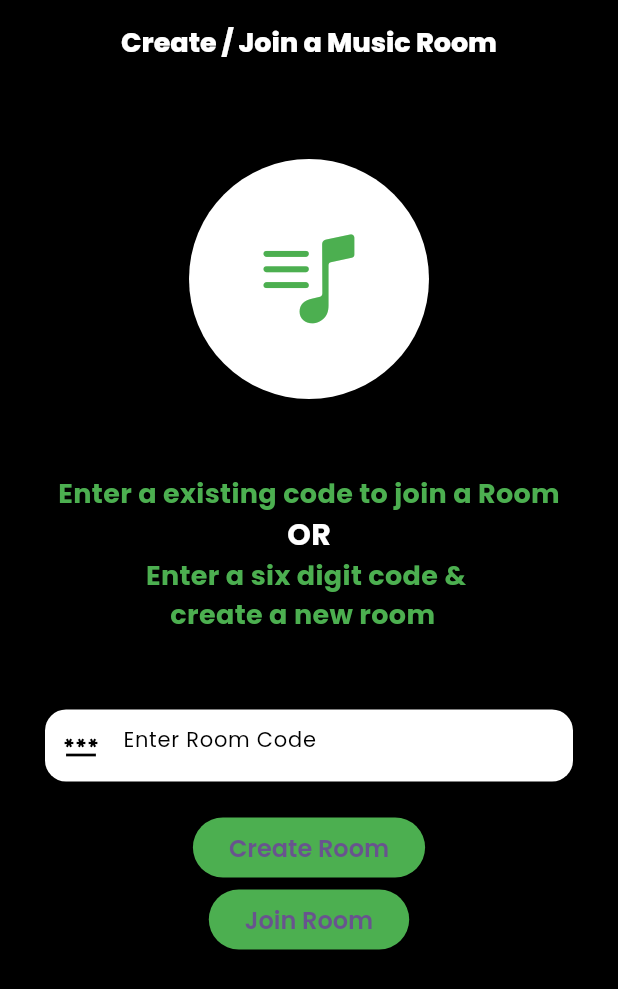
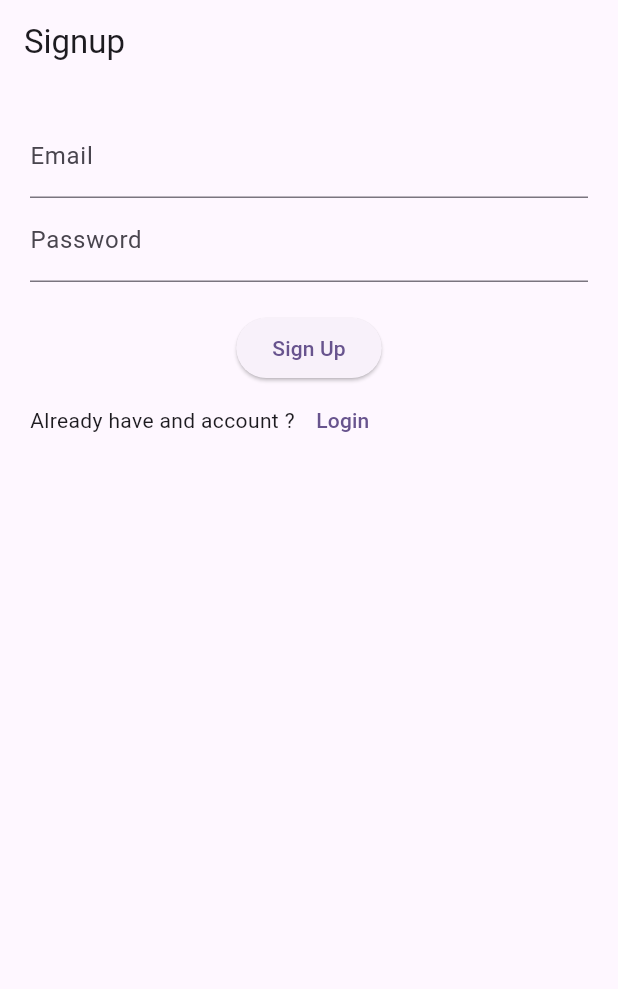
Before and after one commit to dhruvgoel3/Music-Room, a Flutter app: the screen it shows after launch, on a phone screen of 412 x 824 dp. Shown: the top 989 px of the screen. Run offline on Flutter 3.47's test engine with Material 3 defaults, Android fonts, the phone set to English and light mode, and no system bars; our stand-ins replace cloud_firestore, file_picker, firebase_core, get, google_fonts, just_audio and 1 more; accounts and stored records are empty.

```diff
--- a/lib/presentation/auth/login_screen.dart
+++ b/lib/presentation/auth/login_screen.dart
@@ -0,0 +1,59 @@
+import 'package:flutter/material.dart';
+import 'package:get/get.dart';
+import 'package:get/get_core/src/get_main.dart';
+import 'package:supabase_flutter/supabase_flutter.dart';
+
+import '../HomePage/home_screen.dart';
+
+class LoginScreen extends StatelessWidget {
+  final TextEditingController emailController = TextEditingController();
+  final TextEditingController passwordController = TextEditingController();
+
+  LoginScreen({super.key});
+
+  void login(BuildContext context) async {
+    final response = await Supabase.instance.client.auth.signInWithPassword(
+      email: emailController.text,
+      password: passwordController.text,
+    );
+
+    if (response.user != null) {
+      ScaffoldMessenger.of(
+        context,
+      ).showSnackBar(const SnackBar(content: Text('Login successful!')));
+      Navigator.pushReplacementNamed(context, '/home'); // Go to home screen
+    } else {
+      ScaffoldMessenger.of(
+        context,
+      ).showSnackBar(const SnackBar(content: Text('Login failed')));
+    }
+  }
+
+  @override
+  Widget build(BuildContext context) {
+    return Scaffold(
+      appBar: AppBar(title: const Text('Login')),
+      body: Padding(
+        padding: const EdgeInsets.all(20),
+        child: Column(
+          children: [
+            TextField(
+              controller: emailController,
+              decoration: const InputDecoration(labelText: 'Email'),
+            ),
+            TextField(
+              controller: passwordController,
+              decoration: const InputDecoration(labelText: 'Password'),
+              obscureText: true,
+            ),
+            const SizedBox(height: 20),
+            ElevatedButton(
+              onPressed: () => Get.to(() => RoomScreen()),
+              child: const Text('Login'),
+            ),
+          ],
+        ),
+      ),
+    );
+  }
+}
--- a/lib/presentation/auth/sign_up_screen.dart
+++ b/lib/presentation/auth/sign_up_screen.dart
@@ -0,0 +1,71 @@
+import 'package:flutter/material.dart';
+import 'package:get/get.dart';
+import 'package:get/get_core/src/get_main.dart';
+import 'package:music_room/presentation/HomePage/home_screen.dart';
+import 'package:music_room/presentation/auth/login_screen.dart';
+import 'package:supabase_flutter/supabase_flutter.dart';
+
+class SignUpScreen extends StatelessWidget {
+  final TextEditingController emailController = TextEditingController();
+  final TextEditingController passwordController = TextEditingController();
+
+  SignUpScreen({super.key});
+
+  void signUp(BuildContext context) async {
+    final response = await Supabase.instance.client.auth.signUp(
+      email: emailController.text,
+      password: passwordController.text,
+    );
+
+    if (response.user != null) {
+      ScaffoldMessenger.of(context).showSnackBar(
+        const SnackBar(
+          content: Text('Signup successful! Check your email to confirm.'),
+        ),
+      );
+    } else {
+      ScaffoldMessenger.of(
+        context,
+      ).showSnackBar(const SnackBar(content: Text('Signup failed')));
+    }
+  }
+
+  @override
+  Widget build(BuildContext context) {
+    return Scaffold(
+      appBar: AppBar(title: const Text('Signup')),
+      body: Padding(
+        padding: const EdgeInsets.all(20),
+        child: Column(
+          children: [
+            TextField(
+              controller: emailController,
+              decoration: const InputDecoration(labelText: 'Email'),
+            ),
+            TextField(
+              controller: passwordController,
+              decoration: const InputDecoration(labelText: 'Password'),
+              obscureText: true,
+            ),
+            const SizedBox(height: 20),
+            ElevatedButton(
+              onPressed: () => Get.to(() => RoomScreen()),
+              child: const Text('Sign Up'),
+            ),
+            Row(
+              children: [
+                Text("Already have and account ?"),
+                TextButton(
+                  onPressed: () {
+                    Get.to(() => LoginScreen());
+                  },
+                  child: Text("Login"),
+                ),
+              ],
+            ),
+          ],
+        ),
+      ),
+    );
+  }
+}
--- a/lib/splash_screen.dart
+++ b/lib/splash_screen.dart
@@ -1,6 +1,7 @@
 import 'package:flutter/cupertino.dart';
 import 'package:flutter/material.dart';
 import 'package:music_room/presentation/HomePage/home_screen.dart';
+import 'package:music_room/presentation/auth/sign_up_screen.dart';
 
 class SplashScreen extends StatefulWidget {
     const SplashScreen({super.key});
@@ -17,7 +18,7 @@ class _SplashScreenState extends State<SplashScreen> {
     Future.delayed(Duration(seconds: 3), () {
       Navigator.pushReplacement(
         context,
-        MaterialPageRoute(builder: (_) => RoomScreen()),
+        MaterialPageRoute(builder: (_) => SignUpScreen()),
       );
     });
   }
```
